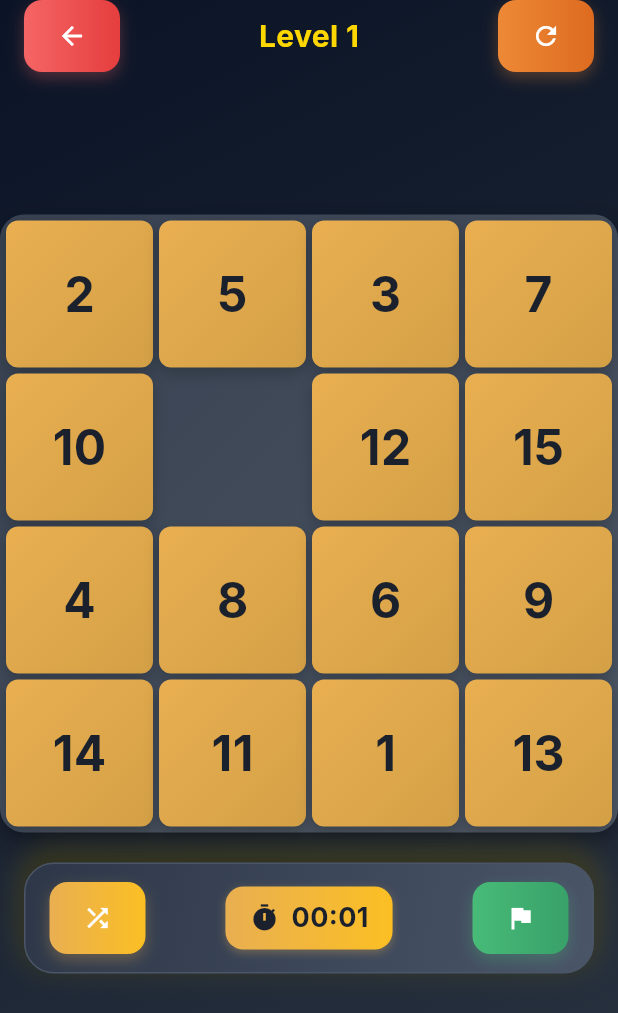
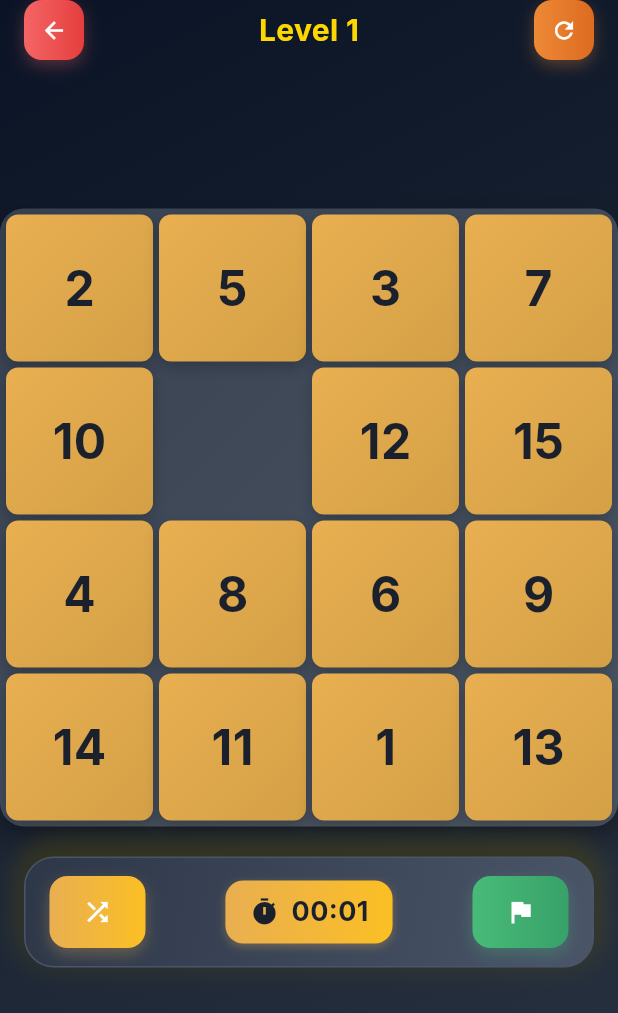
Before and after one commit to AgendeasSolution/sliding-number, a Flutter app: the GamePage screen opened directly, on a phone screen of 412 x 824 dp. Shown: the top 1013 px of the screen. Run offline on Flutter 3.47's test engine with Material 3 defaults, Android fonts, the phone set to English and light mode, and no system bars; our stand-ins replace google_fonts, google_mobile_ads, shared_preferences; accounts and stored records are empty; network calls fail.

Commit message:
Refactor exit and reset buttons in game page for improved UI
Replaced GameButton with a custom-styled ElevatedButton wrapped in a SizedBox for both exit and reset actions. Enhanced button appearance with gradients, shadows, and consistent sizing, while maintaining functionality for game exit and reset. This update improves the visual consistency and responsiveness of the game interface.

```diff
--- a/lib/pages/game_page.dart
+++ b/lib/pages/game_page.dart
@@ -345,11 +345,39 @@ class _GamePageState extends State<GamePage> {
   }
 
   Widget _buildExitButton() {
-    return GameButton(
-      icon: Icons.arrow_back,
-      onPressed: _exitGame, // Shows ad 50% of the time before exiting
-      gradient: const LinearGradient(
-        colors: [AppColors.error, AppColors.errorDark],
+    return SizedBox(
+      width: 40,
+      height: 40,
+      child: DecoratedBox(
+        decoration: BoxDecoration(
+          gradient: const LinearGradient(
+            colors: [AppColors.error, AppColors.errorDark],
+          ),
+          borderRadius: BorderRadius.circular(12),
+          boxShadow: [
+            BoxShadow(
+              color: AppColors.error.withValues(alpha: 0.3),
+              blurRadius: 8,
+              offset: const Offset(0, 4),
+            ),
+          ],
+        ),
+        child: ElevatedButton(
+          onPressed: _exitGame,
+          style: ElevatedButton.styleFrom(
+            backgroundColor: Colors.transparent,
+            shadowColor: Colors.transparent,
+            padding: EdgeInsets.zero,
+            shape: RoundedRectangleBorder(
+              borderRadius: BorderRadius.circular(12),
+            ),
+          ),
+          child: const Icon(
+            Icons.arrow_back,
+            color: AppColors.textWhite,
+            size: 18,
+          ),
+        ),
       ),
     );
   }
@@ -366,11 +394,39 @@ class _GamePageState extends State<GamePage> {
   }
 
   Widget _buildResetButton() {
-    return GameButton(
-      icon: Icons.refresh,
-      onPressed: _resetToInitialState, // Shows interstitial ad 50% of the time
-      gradient: const LinearGradient(
-        colors: [AppColors.warning, AppColors.warningDark],
+    return SizedBox(
+      width: 40,
+      height: 40,
+      child: DecoratedBox(
+        decoration: BoxDecoration(
+          gradient: const LinearGradient(
+            colors: [AppColors.warning, AppColors.warningDark],
+          ),
+          borderRadius: BorderRadius.circular(12),
+          boxShadow: [
+            BoxShadow(
+              color: AppColors.warning.withValues(alpha: 0.3),
+              blurRadius: 8,
+              offset: const Offset(0, 4),
+            ),
+          ],
+        ),
+        child: ElevatedButton(
+          onPressed: _resetToInitialState,
+          style: ElevatedButton.styleFrom(
+            backgroundColor: Colors.transparent,
+            shadowColor: Colors.transparent,
+            padding: EdgeInsets.zero,
+            shape: RoundedRectangleBorder(
+              borderRadius: BorderRadius.circular(12),
+            ),
+          ),
+          child: const Icon(
+            Icons.refresh,
+            color: AppColors.textWhite,
+            size: 18,
+          ),
+        ),
       ),
     );
   }
```
